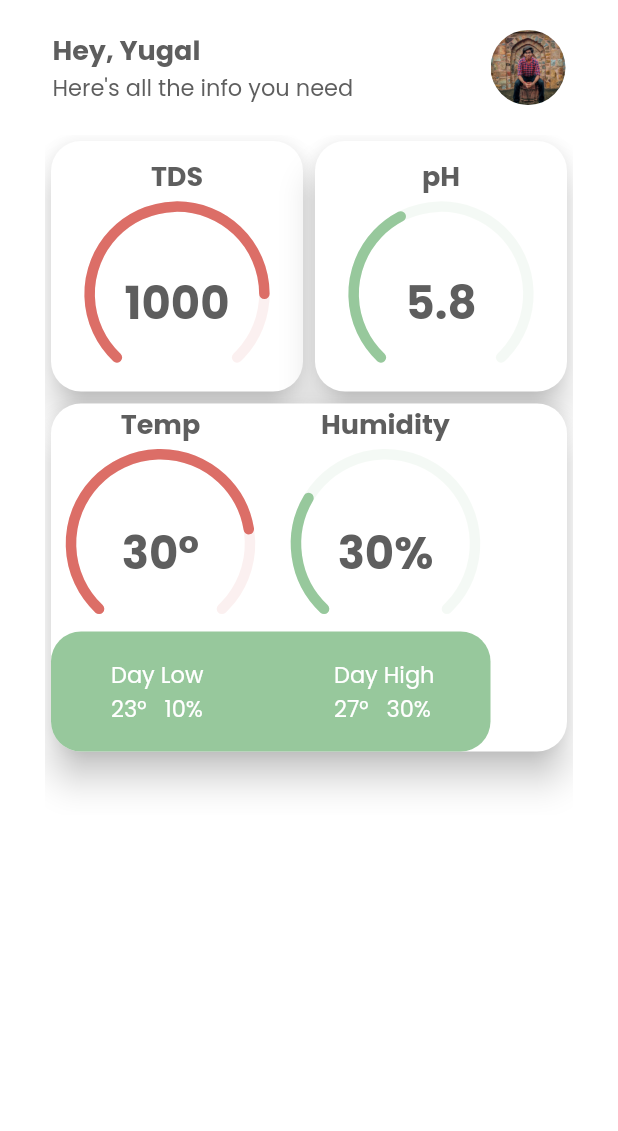
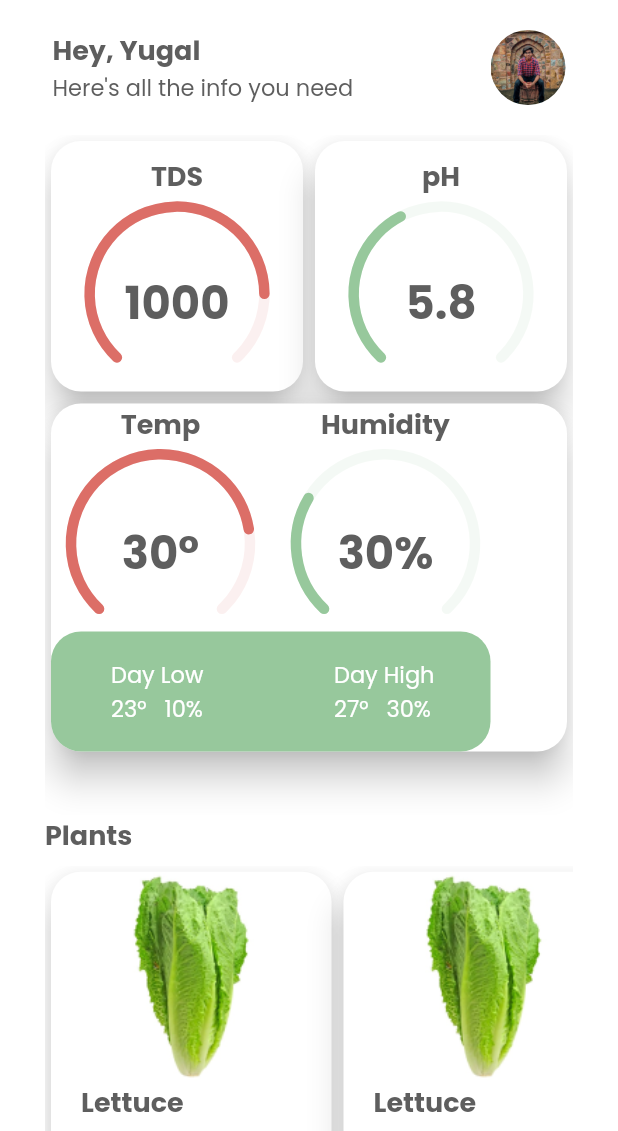
Before and after one commit to yugal1005/Technoponics, a Flutter app: the UserHomeScreen screen opened by its route, on a phone screen of 412 x 824 dp, the part 105-1236 px from its top. Run offline on Flutter 3.47's test engine with Material 2 defaults, Android fonts, the phone set to English and light mode, and no system bars; drawn by our look-alikes of syncfusion_flutter_gauges; network calls fail.

Commit message:
Completed UI

```diff
--- a/lib/main.dart
+++ b/lib/main.dart
@@ -61,7 +61,7 @@ class MyApp extends StatelessWidget {
           ),
         ),
       ),
-      initialRoute: UserHomeScreen.routeName,
+      initialRoute: "/",
       routes: {
         "/": (ctx) => const MyHomePage(title: 'Flutter Demo Home Page'),
         LoginScreen.routeName: (ctx) => LoginScreen(),
--- a/lib/screens/user_home_screen.dart
+++ b/lib/screens/user_home_screen.dart
@@ -11,9 +11,52 @@ class UserHomeScreen extends StatelessWidget {
   static String routeName = "/user-home-screen";
   @override
   Widget build(BuildContext context) {
+    Widget buildPlantInfoWidget(String name, String description) {
+      return Container(
+        height: 175,
+        width: 195,
+        child: Card(
+          shape:
+              RoundedRectangleBorder(borderRadius: BorderRadius.circular(20)),
+          elevation: 10,
+          child: Column(children: [
+            Container(
+              height: 140,
+              width: 140,
+              child: Image.asset(
+                "assets/img/LettuceRomaineGreen_600x 1.png",
+                fit: BoxFit.contain,
+              ),
+            ),
+            Container(
+              padding: const EdgeInsets.only(left: 20),
+              alignment: Alignment.centerLeft,
+              child: Text(
+                name,
+                style: Theme.of(context).textTheme.bodyText2,
+              ),
+            ),
+            Container(
+              padding: const EdgeInsets.only(left: 20),
+              alignment: Alignment.centerLeft,
+              child: Text(
+                description,
+                style: Theme.of(context).textTheme.bodyText1,
+              ),
+            )
+          ]),
+        ),
+      );
+    }
+
     return Scaffold(
       backgroundColor: Colors.white,
-      body: SingleChildScrollView(
+      body: NotificationListener<OverscrollIndicatorNotification>(
+        onNotification: (OverscrollIndicatorNotification notification) {
+          notification.disallowGlow();
+          return false;
+        },
+        child: SingleChildScrollView(
           child: Column(
             children: [
               Container(
@@ -117,8 +160,35 @@ class UserHomeScreen extends StatelessWidget {
                     // )
                   ],
                 ),
+              ),
+              Container(
+                margin: const EdgeInsets.only(
+                  left: 30,
+                  right: 30,
+                ),
+                alignment: Alignment.topLeft,
+                child: Text(
+                  "Plants",
+                  style: Theme.of(context).textTheme.bodyText2,
+                ),
+              ),
+              Container(
+                margin: const EdgeInsets.only(
+                  top: 7,
+                  left: 30,
+                  right: 30,
+                ),
+                height: 200,
+                child: ListView(
+                  scrollDirection: Axis.horizontal,
+                  children: [
+                    buildPlantInfoWidget("Lettuce", "Lactuca Sativa"),
+                    buildPlantInfoWidget("Lettuce", "Lactuca Sativa"),
+                  ],
+                ),
               )
             ],
+          ),
         ),
       ),
     );
--- a/pubspec.yaml
+++ b/pubspec.yaml
@@ -62,6 +62,7 @@ flutter:
   assets:
   - assets/img/pexels-golden-jojo-2409038 1.png
   - assets/img/Screenshot_20211202_212026.png
+  - assets/img/LettuceRomaineGreen_600x 1.png
 
   # An image asset can refer to one or more resolution-specific "variants", see
   # https://flutter.dev/assets-and-images/#resolution-aware.
```
Also changed, not shown: assets/img/LettuceRomaineGreen_600x 1.png (added). Lines whose indentation alone changed are shown as unchanged.
